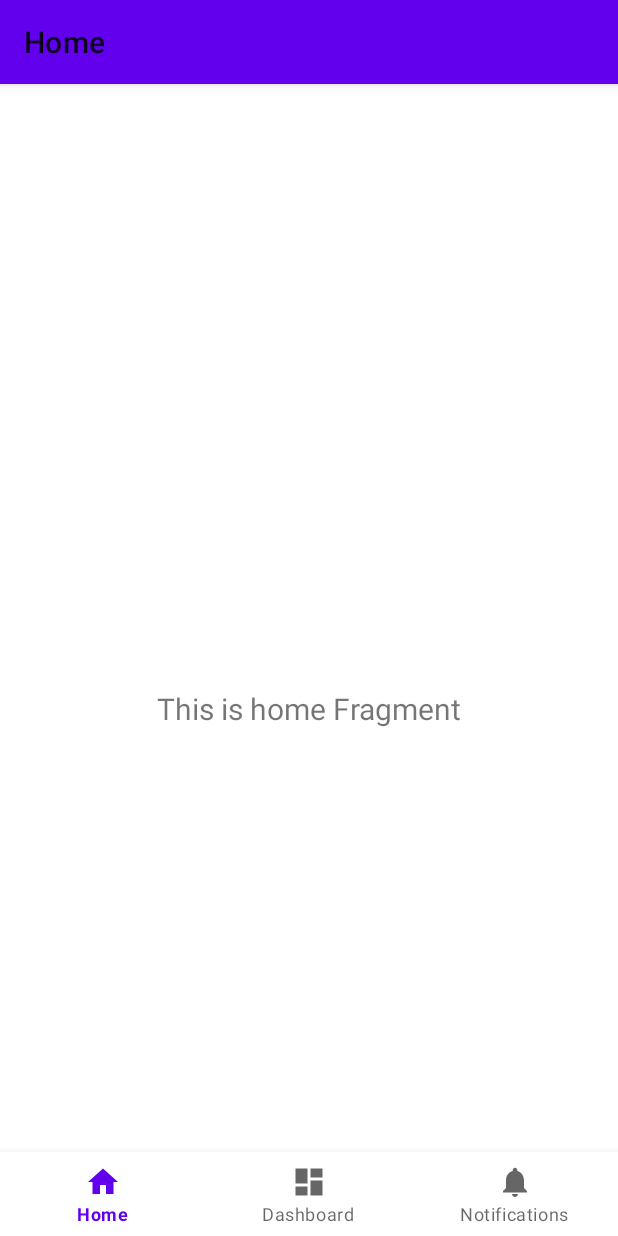
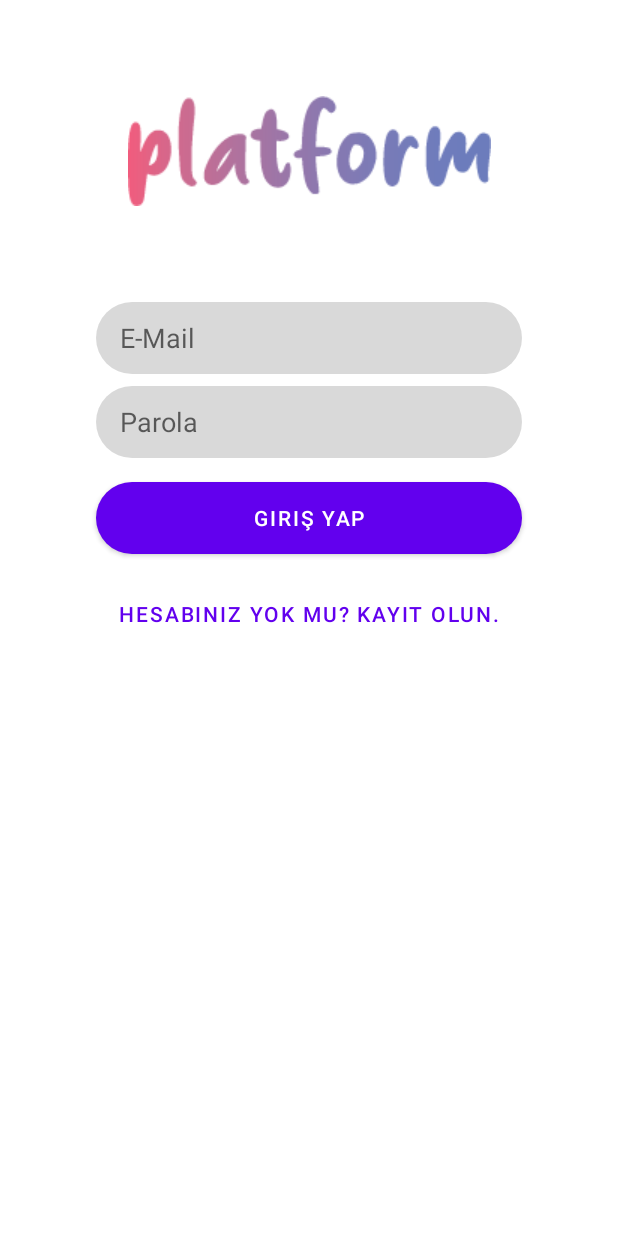
Before and after one commit to ahmetozrahat/Platform, an Android app: the screen it shows after launch (MainActivity before the commit, GirisYapActivity after it), on a phone screen of 412 x 824 dp. Run offline under Robolectric (Android 15) with nearby library versions, the phone set to English and light mode, and no system bars; our stand-ins replace Firebase (no records; nobody signed in at launch, a user with empty details on screens opened directly), navigation-ui.

Commit message:
Login page added.

```diff
--- a/app/build.gradle
+++ b/app/build.gradle
@@ -53,4 +53,5 @@ dependencies {
     // Firebase kutuphaneleri
     implementation platform('com.google.firebase:firebase-bom:27.0.0')
     implementation 'com.google.firebase:firebase-analytics-ktx'
+    implementation 'com.google.firebase:firebase-auth-ktx'
 }
--- a/app/src/main/AndroidManifest.xml
+++ b/app/src/main/AndroidManifest.xml
@@ -9,6 +9,8 @@
         android:roundIcon="@mipmap/ic_launcher_round"
         android:supportsRtl="true"
         android:theme="@style/Theme.Platform">
+        <activity android:name=".KayitOlActivity"></activity>
+        <activity android:name=".GirisYapActivity" />
         <activity
             android:name=".MainActivity"
             android:label="@string/app_name">
--- /dev/null
+++ b/app/src/main/java/com/ozrahat/platform/GirisYapActivity.kt
@@ -0,0 +1,63 @@
+package com.ozrahat.platform
+
+import android.content.Intent
+import androidx.appcompat.app.AppCompatActivity
+import android.os.Bundle
+import android.widget.Button
+import android.widget.EditText
+import android.widget.Toast
+import com.google.firebase.auth.FirebaseAuth
+import com.google.firebase.auth.ktx.auth
+import com.google.firebase.ktx.Firebase
+
+class GirisYapActivity : AppCompatActivity() {
+
+    private lateinit var kullaniciAdiEdittext: EditText
+    private lateinit var parolaEditText: EditText
+
+    private lateinit var girisYapButon: Button
+    private lateinit var kayitOlButon: Button
+
+    private lateinit var firebaseAuth: FirebaseAuth
+
+    override fun onCreate(savedInstanceState: Bundle?) {
+        super.onCreate(savedInstanceState)
+        setContentView(R.layout.activity_giris_yap)
+
+        firebaseAuth = Firebase.auth
+
+        widgetTanimla()
+    }
+
+    private fun widgetTanimla(){
+        kullaniciAdiEdittext = findViewById(R.id.giris_email_edittext)
+        parolaEditText = findViewById(R.id.giris_parola_edittext)
+        girisYapButon = findViewById(R.id.giris_giris_buton)
+        kayitOlButon = findViewById(R.id.giris_kayit_buton)
+
+        girisYapButon.setOnClickListener {
+            // Giris yap butoni tiklandi, kontrolleri yap.
+            if(kullaniciAdiEdittext.text.isNotEmpty() && parolaEditText.text.isNotEmpty()){
+                // Giris yapmaya haziriz.
+                girisYap(kullaniciAdiEdittext.text.toString(), parolaEditText.text.toString())
+            }else {
+                // Kullanici yeterli bilgi girmedi.
+                Toast.makeText(this, "Yeterli bilgi girilmedi", Toast.LENGTH_SHORT).show()
+            }
+
+        }
+
+        kayitOlButon.setOnClickListener {
+            // Kayit ol butonu tiklandi. Kayit olma sayfasina gonder.
+            startActivity(Intent(this, KayitOlActivity::class.java))
+        }
+    }
+
+    private fun girisYap(email: String, password: String){
+        firebaseAuth.signInWithEmailAndPassword(email, password).addOnSuccessListener {
+            Toast.makeText(this, "Giris yapildi", Toast.LENGTH_SHORT).show()
+        }.addOnFailureListener {
+            Toast.makeText(this, it.localizedMessage, Toast.LENGTH_SHORT).show()
+        }
+    }
+}
--- /dev/null
+++ b/app/src/main/java/com/ozrahat/platform/KayitOlActivity.kt
@@ -0,0 +1,11 @@
+package com.ozrahat.platform
+
+import androidx.appcompat.app.AppCompatActivity
+import android.os.Bundle
+
+class KayitOlActivity : AppCompatActivity() {
+    override fun onCreate(savedInstanceState: Bundle?) {
+        super.onCreate(savedInstanceState)
+        setContentView(R.layout.activity_kayit_ol)
+    }
+}
--- a/app/src/main/java/com/ozrahat/platform/MainActivity.kt
+++ b/app/src/main/java/com/ozrahat/platform/MainActivity.kt
@@ -1,5 +1,6 @@
 package com.ozrahat.platform
 
+import android.content.Intent
 import android.os.Bundle
 import com.google.android.material.bottomnavigation.BottomNavigationView
 import androidx.appcompat.app.AppCompatActivity
@@ -20,7 +21,9 @@ class MainActivity : AppCompatActivity() {
         // menu should be considered as top level destinations.
         val appBarConfiguration = AppBarConfiguration(setOf(
                 R.id.navigation_home, R.id.navigation_dashboard, R.id.navigation_notifications))
-        setupActionBarWithNavController(navController, appBarConfiguration)
+        //setupActionBarWithNavController(navController, appBarConfiguration)
         navView.setupWithNavController(navController)
+
+        startActivity(Intent(this, GirisYapActivity::class.java))
     }
 }
--- /dev/null
+++ b/app/src/main/res/drawable/bg_giris_buton.xml
@@ -0,0 +1,6 @@
+<?xml version="1.0" encoding="utf-8"?>
+<shape xmlns:android="http://schemas.android.com/apk/res/android">
+    <solid android:color="@color/colorPrimary"/>
+    <corners android:radius="24dp"/>
+
+</shape>
--- /dev/null
+++ b/app/src/main/res/drawable/bg_giris_metin.xml
@@ -0,0 +1,6 @@
+<?xml version="1.0" encoding="utf-8"?>
+<shape xmlns:android="http://schemas.android.com/apk/res/android">
+    <solid android:color="#26000000"/>
+    <corners android:radius="24dp"/>
+
+</shape>
--- /dev/null
+++ b/app/src/main/res/layout/activity_giris_yap.xml
@@ -0,0 +1,77 @@
+<?xml version="1.0" encoding="utf-8"?>
+<androidx.constraintlayout.widget.ConstraintLayout xmlns:android="http://schemas.android.com/apk/res/android"
+    xmlns:app="http://schemas.android.com/apk/res-auto"
+    xmlns:tools="http://schemas.android.com/tools"
+    android:layout_width="match_parent"
+    android:layout_height="match_parent"
+    tools:context=".GirisYapActivity">
+
+    <ImageView
+        android:id="@+id/imageView"
+        android:layout_width="wrap_content"
+        android:layout_height="wrap_content"
+        android:layout_marginTop="64dp"
+        app:layout_constraintEnd_toEndOf="parent"
+        app:layout_constraintStart_toStartOf="parent"
+        app:layout_constraintTop_toTopOf="parent"
+        app:srcCompat="@drawable/logo" />
+
+    <EditText
+        android:id="@+id/giris_email_edittext"
+        android:layout_width="match_parent"
+        android:layout_height="48dp"
+        android:layout_marginStart="64dp"
+        android:layout_marginTop="64dp"
+        android:layout_marginEnd="64dp"
+        android:background="@drawable/bg_giris_metin"
+        android:hint="@string/giris_email_edittext"
+        android:inputType="textEmailAddress"
+        android:paddingStart="16dp"
+        android:paddingEnd="16dp"
+        app:layout_constraintEnd_toEndOf="parent"
+        app:layout_constraintStart_toStartOf="parent"
+        app:layout_constraintTop_toBottomOf="@+id/imageView" />
+
+    <EditText
+        android:id="@+id/giris_parola_edittext"
+        android:layout_width="match_parent"
+        android:layout_height="48dp"
+        android:layout_marginStart="64dp"
+        android:layout_marginTop="8dp"
+        android:layout_marginEnd="64dp"
+        android:background="@drawable/bg_giris_metin"
+        android:hint="@string/giris_parola_edittext"
+        android:inputType="textPassword"
+        android:paddingStart="16dp"
+        android:paddingEnd="16dp"
+        app:layout_constraintEnd_toEndOf="parent"
+        app:layout_constraintStart_toStartOf="parent"
+        app:layout_constraintTop_toBottomOf="@+id/giris_email_edittext" />
+
+    <Button
+        android:id="@+id/giris_giris_buton"
+        android:layout_width="match_parent"
+        android:layout_height="wrap_content"
+        android:layout_marginStart="64dp"
+        android:layout_marginTop="16dp"
+        android:layout_marginEnd="64dp"
+        android:background="@drawable/bg_giris_buton"
+        android:text="@string/giris_giris_buton"
+        app:layout_constraintEnd_toEndOf="parent"
+        app:layout_constraintStart_toStartOf="parent"
+        app:layout_constraintTop_toBottomOf="@+id/giris_parola_edittext" />
+
+    <Button
+        android:id="@+id/giris_kayit_buton"
+        style="@style/Widget.MaterialComponents.Button.TextButton"
+        android:layout_width="0dp"
+        android:layout_height="wrap_content"
+        android:layout_marginStart="64dp"
+        android:layout_marginTop="16dp"
+        android:layout_marginEnd="64dp"
+        android:text="@string/giris_kayit_buton"
+        app:layout_constraintEnd_toEndOf="parent"
+        app:layout_constraintStart_toStartOf="parent"
+        app:layout_constraintTop_toBottomOf="@+id/giris_giris_buton" />
+
+</androidx.constraintlayout.widget.ConstraintLayout>
--- /dev/null
+++ b/app/src/main/res/layout/activity_kayit_ol.xml
@@ -0,0 +1,9 @@
+<?xml version="1.0" encoding="utf-8"?>
+<androidx.constraintlayout.widget.ConstraintLayout xmlns:android="http://schemas.android.com/apk/res/android"
+    xmlns:app="http://schemas.android.com/apk/res-auto"
+    xmlns:tools="http://schemas.android.com/tools"
+    android:layout_width="match_parent"
+    android:layout_height="match_parent"
+    tools:context=".KayitOlActivity">
+
+</androidx.constraintlayout.widget.ConstraintLayout>
--- a/app/src/main/res/values-night/themes.xml
+++ b/app/src/main/res/values-night/themes.xml
@@ -1,7 +1,9 @@
 <resources xmlns:tools="http://schemas.android.com/tools">
-    <style name="Theme.Platform" parent="Theme.MaterialComponents.DayNight">
+    <style name="Theme.Platform" parent="Theme.MaterialComponents.DayNight.NoActionBar">
         <item name="colorPrimary">@color/colorPrimary</item>
         <item name="colorPrimaryDark">@color/colorPrimaryDark</item>
         <item name="colorAccent">@color/colorAccent</item>
+        <item name="windowActionBar">false</item>
+        <item name="windowNoTitle">true</item>
     </style>
 </resources>
--- a/app/src/main/res/values/strings.xml
+++ b/app/src/main/res/values/strings.xml
@@ -3,4 +3,8 @@
     <string name="title_home">Home</string>
     <string name="title_dashboard">Dashboard</string>
     <string name="title_notifications">Notifications</string>
+    <string name="giris_email_edittext">E-Mail</string>
+    <string name="giris_parola_edittext">Parola</string>
+    <string name="giris_giris_buton">Giriş Yap</string>
+    <string name="giris_kayit_buton">Hesabınız yok mu? Kayıt olun.</string>
 </resources>
--- a/app/src/main/res/values/themes.xml
+++ b/app/src/main/res/values/themes.xml
@@ -1,7 +1,10 @@
 <resources xmlns:tools="http://schemas.android.com/tools">
-    <style name="Theme.Platform" parent="Theme.MaterialComponents.Light">
+    <style name="Theme.Platform" parent="Theme.MaterialComponents.Light.NoActionBar">
         <item name="colorPrimary">@color/colorPrimary</item>
         <item name="colorPrimaryDark">@color/colorPrimaryDark</item>
         <item name="colorAccent">@color/colorAccent</item>
+        <item name="windowActionBar">false</item>
+        <item name="windowNoTitle">true</item>
+        <item name="android:statusBarColor">#999999</item>
     </style>
 </resources>
```
Also changed, not shown: app/src/main/res/drawable/logo.png (added).
